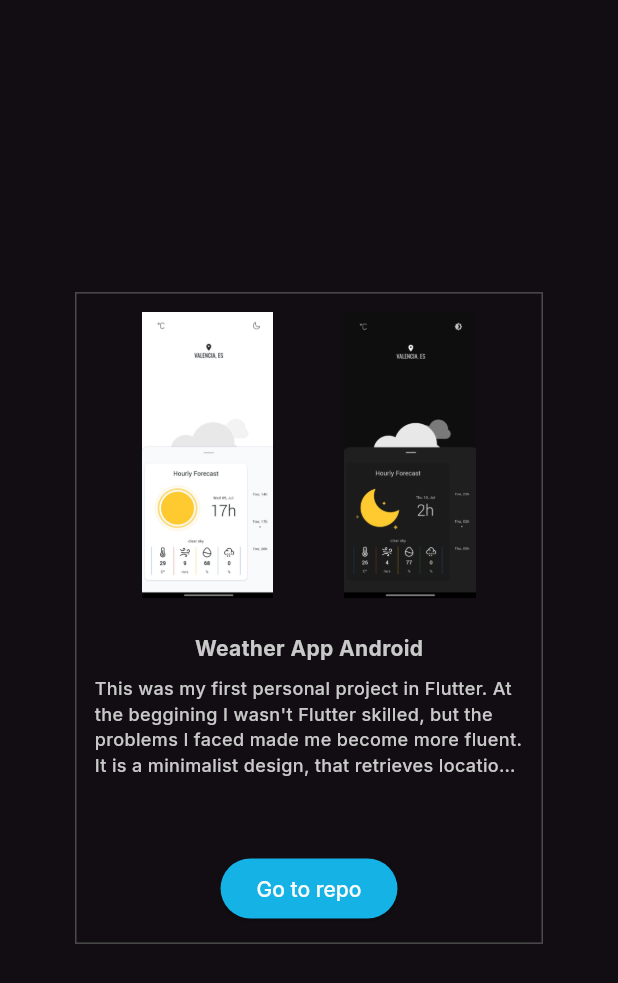
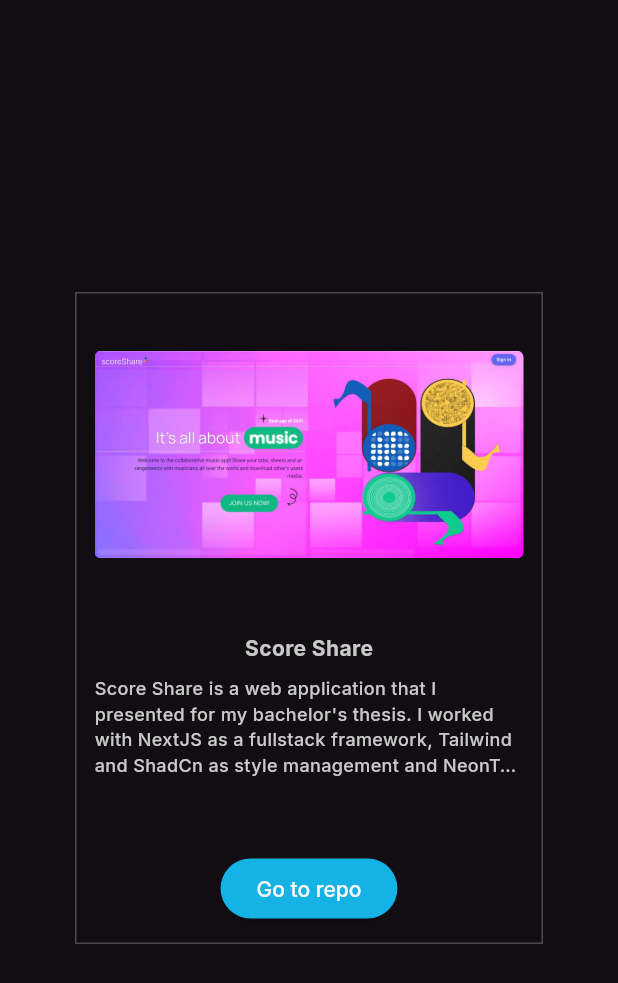
Before and after one commit to yojim6o/portfolio, a Flutter app: the ProjectItem widget shown alone on an empty page, opened directly with sample values from the repository, on a phone screen of 412 x 824 dp. Shown: the top 983 px of the screen. Run offline on Flutter 3.47's test engine with Material 3 defaults, Android fonts, the phone set to English and light mode, and no system bars; our stand-ins replace dotted_border, dotted_line, flutter_riverpod, flutter_svg, gap, google_fonts and 2 more; accounts and stored records are empty; generated files the repository leaves out were written again.

Commit message:
Added third project and changed colors of skills cards

```diff
--- a/lib/features/courses/presentation/project_item.dart
+++ b/lib/features/courses/presentation/project_item.dart
@@ -4,6 +4,7 @@ import 'package:portfolio/constants/app_constants.dart';
 import 'package:portfolio/extensions.dart';
 import 'package:portfolio/widgets/appbar/seo_text.dart';
 import 'package:portfolio/widgets/styled_card.dart';
+import 'package:url_launcher/url_launcher.dart';
 
 import '../../../widgets/appbar/styled_buttons.dart';
 
@@ -11,6 +12,10 @@ class ProjectItem extends StatelessWidget {
   const ProjectItem(this.project, {super.key});
 
   final Project project;
+
+  Future<void> _launchUri(Uri uri) async {
+    if (!await launchUrl(uri, mode: LaunchMode.externalApplication)) {}
+  }
 
   @override
   Widget build(BuildContext context) {
@@ -28,11 +33,21 @@ class ProjectItem extends StatelessWidget {
                   mainAxisAlignment: MainAxisAlignment.spaceEvenly,
                   children: [
                     for (final path in project.imagePaths)
-                      Flexible(child: Image.asset(path, fit: BoxFit.cover)),
+                      Flexible(
+                        child: ClipRRect(
+                          borderRadius: const BorderRadius.all(
+                            Radius.circular(4),
+                          ),
+                          child: Image.asset(path, fit: BoxFit.cover),
+                        ),
+                      ),
                   ],
                 ),
               ),
               Gap(24),
+              Expanded(
+                child: Column(
+                  children: [
                     SeoText(
                       project.title,
                       textStyle: context.textStyle.bodyLgBold.copyWith(
@@ -50,7 +65,13 @@ class ProjectItem extends StatelessWidget {
                         overflow: TextOverflow.ellipsis,
                       ),
                     ),
-              PrimaryButton(title: "Go to repo"),
+                    PrimaryButton(
+                      title: "Go to repo",
+                      onPressed: () => _launchUri(Uri.parse(project.url)),
+                    ),
+                  ],
+                ),
+              ),
             ],
           ),
         ),
--- a/lib/features/testimony/presentation/skill_item.dart
+++ b/lib/features/testimony/presentation/skill_item.dart
@@ -35,7 +35,7 @@ class SkillItem extends StatelessWidget {
               Expanded(
                 child: Text(
                   title,
-                  style: context.textStyle.titleMdMedium.copyWith(
+                  style: context.textStyle.titleSmBold.copyWith(
                     color: context.theme.colorScheme.onSurface,
                   ),
                 ),
--- a/lib/l10n/app_en.arb
+++ b/lib/l10n/app_en.arb
@@ -8,7 +8,9 @@
   "g2": "'Lorem ipsum dolor sit amet, consectetur adipiscing elit, sed do eiusmod tempor incididunt ut labore et dolore magna aliqua.' - Linus Torvalds.",
   "g3": "Hi there! Welcome to my portfolio and... yes, you guessed it! It's inspired by the art of Joan Miró. I studied the Higher Diploma in Web Application Development at IES La Vereda (Valencia) with good grades, working with technologies such as Java, React, Laravel, Android Mobile, Bootstrap and SQL. This allowed me to build a solid foundation on which to keep expanding my knowledge and technical curiosity. When programming, I always try to apply the DRY principle and aim for high levels of abstraction.",
   "poweredByFlutter": "Web 100% powered by Flutter",
+  "scoreShareAppDescription": "Score Share is a web application that I presented for my bachelor's thesis. I worked with NextJS as a fullstack framework, Tailwind and ShadCn as style management and NeonTech and Supabase as backend storage. The app provides an interface for musicians to upload tabs, sheets and arrangements of a particular song. The song search is powered by Spotify API.",
   "weatherAppDescription": "This was my first personal project in Flutter. At the beggining I wasn't Flutter skilled, but the problems I faced made me become more fluent.\nIt is a minimalist design, that retrieves location automatically from phone and then fetcehs the data and transfomrs it. I made use of Bloc, Cubit, Trent, Repository, Freezed, custom theme and RxDart for stream management.",
+  "portfolioAppDescription": "I build a my portfolio entirely on Flutter. No better way to learn Flutter, for sure! Use of theme switch, as well as reusable widgets and responsive design.",
   "experiences": "Experiences",
   "experiencesDescription": "Here are my experiences as a software developer.",
   "skills": "Skills",
--- a/lib/l10n/app_es.arb
+++ b/lib/l10n/app_es.arb
@@ -8,7 +8,9 @@
   "g2": " 'Lorem ipsum dolor sit amet, consectetur adipiscing elit, sed do eiusmod tempor incididunt ut labore et dolore magna aliqua.' - Linus Torvalds.",
   "g3": "¡Hola! Bienvenid@ a mi portfolio... y seguro que ya lo has adivinado, pero este diseño tan extraño está inspirado en las pinturas de Joan Miró. Estudié el grado superior de desarollo de aplicaciones web en IES La Vereda (Valencia) con buenas calificaciones, tocando tecnologías como Java, React, Laravel, Android Mobile, Bootstrap o SQL. Esto me permitió construir unos cimientos sólidos sobre los cuáles seguir aumentando mi conocimiento y curiosidad técnica. A la hora de programar, intento siempre aplicar la norma DRY y conseguir niveles altos de abstracción.",
   "poweredByFlutter": "Web 100% creada con Flutter",
+  "scoreShareAppDescription": "Score Share es una aplicación web que presenté para mi trabajo de fin de grado. Trabajé con NextJS como framework fullstack, Tailwind y ShadCn para la gestión de estilos, y NeonTech y Supabase como almacenamiento en el backend. La aplicación proporciona una interfaz para que músicos suban tablaturas, partituras y arreglos de una canción en particular. La búsqueda de canciones está impulsada por la API de Spotify.",
   "weatherAppDescription": "Este fue mi primer proyecto personal en Flutter. Al principio no tenía mucha experiencia con Flutter, pero los problemas que fui encontrando me ayudaron a desenvolverme mejor.\nTiene un diseño minimalista. Obtiene automáticamente la ubicación del teléfono y luego recupera y transforma los datos. Hice uso de Bloc, Cubit, Trent, Repository, Freezed, temas personalizados y RxDart para la gestión de streams.",
+  "portfolioAppDescription": "He construido este portfolio enteramente con Flutter. Sin duda, la mejor manera de aprender el framework. Incorpora un cambio de tema (claro/oscuro) y hace uso de widgets reutilizables y diseño 'responsive'.",
   "experiences": "Experiencias",
   "experiencesDescription": "Este es mi recorrido como desarrollador de software.",
   "skills": "Conocimiento",
--- a/lib/l10n/app_localizations.dart
+++ b/lib/l10n/app_localizations.dart
@@ -149,11 +149,23 @@ abstract class AppLocalizations {
   /// **'Web 100% powered by Flutter'**
   String get poweredByFlutter;
 
+  /// No description provided for @scoreShareAppDescription.
+  ///
+  /// In en, this message translates to:
+  /// **'Score Share is a web application that I presented for my bachelor\'s thesis. I worked with NextJS as a fullstack framework, Tailwind and ShadCn as style management and NeonTech and Supabase as backend storage. The app provides an interface for musicians to upload tabs, sheets and arrangements of a particular song. The song search is powered by Spotify API.'**
+  String get scoreShareAppDescription;
+
   /// No description provided for @weatherAppDescription.
   ///
   /// In en, this message translates to:
   /// **'This was my first personal project in Flutter. At the beggining I wasn\'t Flutter skilled, but the problems I faced made me become more fluent.\nIt is a minimalist design, that retrieves location automatically from phone and then fetcehs the data and transfomrs it. I made use of Bloc, Cubit, Trent, Repository, Freezed, custom theme and RxDart for stream management.'**
   String get weatherAppDescription;
+
+  /// No description provided for @portfolioAppDescription.
+  ///
+  /// In en, this message translates to:
+  /// **'I build a my portfolio entirely on Flutter. No better way to learn Flutter, for sure! Use of theme switch, as well as reusable widgets and responsive design.'**
+  String get portfolioAppDescription;
 
   /// No description provided for @experiences.
   ///
--- a/lib/l10n/app_localizations_en.dart
+++ b/lib/l10n/app_localizations_en.dart
@@ -36,7 +36,13 @@ class AppLocalizationsEn extends AppLocalizations {
   String get poweredByFlutter => 'Web 100% powered by Flutter';
 
   @override
+  String get scoreShareAppDescription => 'Score Share is a web application that I presented for my bachelor\'s thesis. I worked with NextJS as a fullstack framework, Tailwind and ShadCn as style management and NeonTech and Supabase as backend storage. The app provides an interface for musicians to upload tabs, sheets and arrangements of a particular song. The song search is powered by Spotify API.';
+
+  @override
   String get weatherAppDescription => 'This was my first personal project in Flutter. At the beggining I wasn\'t Flutter skilled, but the problems I faced made me become more fluent.\nIt is a minimalist design, that retrieves location automatically from phone and then fetcehs the data and transfomrs it. I made use of Bloc, Cubit, Trent, Repository, Freezed, custom theme and RxDart for stream management.';
+
+  @override
+  String get portfolioAppDescription => 'I build a my portfolio entirely on Flutter. No better way to learn Flutter, for sure! Use of theme switch, as well as reusable widgets and responsive design.';
 
   @override
   String get experiences => 'Experiences';
--- a/lib/l10n/app_localizations_es.dart
+++ b/lib/l10n/app_localizations_es.dart
@@ -36,7 +36,13 @@ class AppLocalizationsEs extends AppLocalizations {
   String get poweredByFlutter => 'Web 100% creada con Flutter';
 
   @override
+  String get scoreShareAppDescription => 'Score Share es una aplicación web que presenté para mi trabajo de fin de grado. Trabajé con NextJS como framework fullstack, Tailwind y ShadCn para la gestión de estilos, y NeonTech y Supabase como almacenamiento en el backend. La aplicación proporciona una interfaz para que músicos suban tablaturas, partituras y arreglos de una canción en particular. La búsqueda de canciones está impulsada por la API de Spotify.';
+
+  @override
   String get weatherAppDescription => 'Este fue mi primer proyecto personal en Flutter. Al principio no tenía mucha experiencia con Flutter, pero los problemas que fui encontrando me ayudaron a desenvolverme mejor.\nTiene un diseño minimalista. Obtiene automáticamente la ubicación del teléfono y luego recupera y transforma los datos. Hice uso de Bloc, Cubit, Trent, Repository, Freezed, temas personalizados y RxDart para la gestión de streams.';
+
+  @override
+  String get portfolioAppDescription => 'He construido este portfolio enteramente con Flutter. Sin duda, la mejor manera de aprender el framework. Incorpora un cambio de tema (claro/oscuro) y hace uso de widgets reutilizables y diseño \'responsive\'.';
 
   @override
   String get experiences => 'Experiencias';
--- a/lib/widgets/appbar/styled_buttons.dart
+++ b/lib/widgets/appbar/styled_buttons.dart
@@ -4,14 +4,15 @@ import 'package:portfolio/style/app_colors.dart';
 import 'package:portfolio/widgets/appbar/seo_text.dart';
 
 class PrimaryButton extends StatelessWidget {
-  const PrimaryButton({super.key, required this.title});
+  const PrimaryButton({super.key, required this.title, this.onPressed});
 
   final String title;
+  final VoidCallback? onPressed;
 
   @override
   Widget build(BuildContext context) {
     return ElevatedButton(
-      onPressed: () {},
+      onPressed: onPressed,
       child: Text(
         title,
         style: TextStyle(
```
Also changed, not shown: lib/constants/app_constants.dart (+23 -10 lines), assets/images/score-share.jpg (added). Lines whose indentation alone changed are shown as unchanged.
